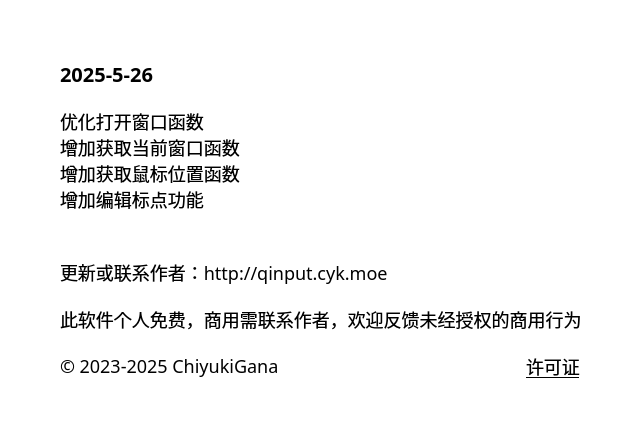
Before: the Qt Designer form source/ui/AboutUi.ui in ChiyukiGana/Quickinput, drawn with Qt 5.
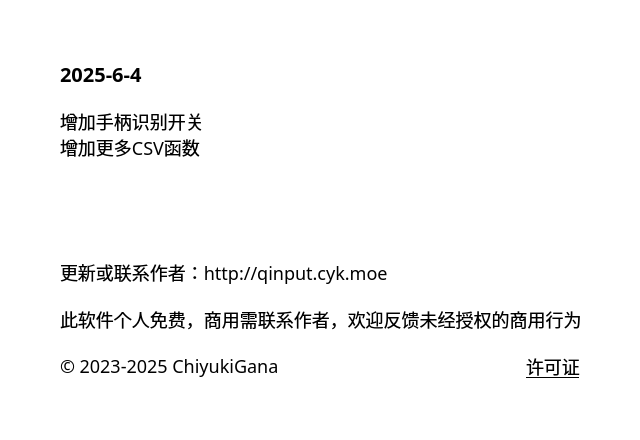
After: the same form once the commit is applied.

Patch:
```diff
--- a/source/ui/AboutUi.ui
+++ b/source/ui/AboutUi.ui
@@ -91,7 +91,7 @@
          <string notr="true">font-size:20px</string>
         </property>
         <property name="text">
-         <string>2025-5-26</string>
+         <string>2025-6-4</string>
         </property>
         <property name="textFormat">
          <enum>Qt::PlainText</enum>
@@ -107,10 +107,8 @@
          </sizepolicy>
         </property>
         <property name="text">
-         <string>优化打开窗口函数
-增加获取当前窗口函数
-增加获取鼠标位置函数
-增加编辑标点功能</string>
+         <string>增加手柄识别开关
+增加更多CSV函数</string>
         </property>
         <property name="textFormat">
          <enum>Qt::PlainText</enum>
```
